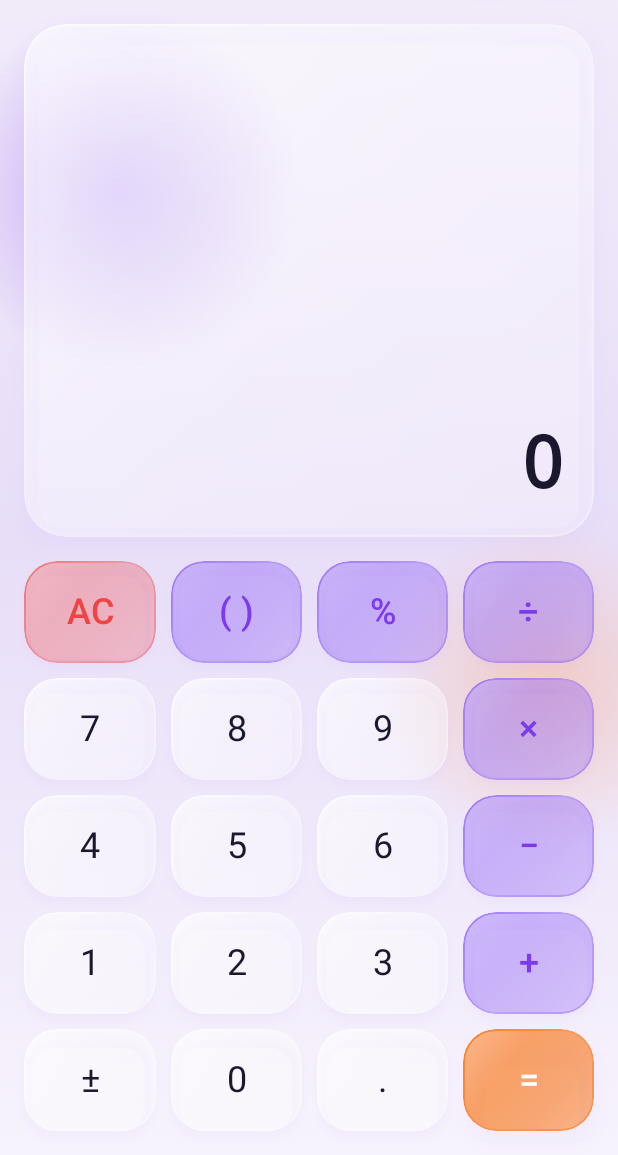
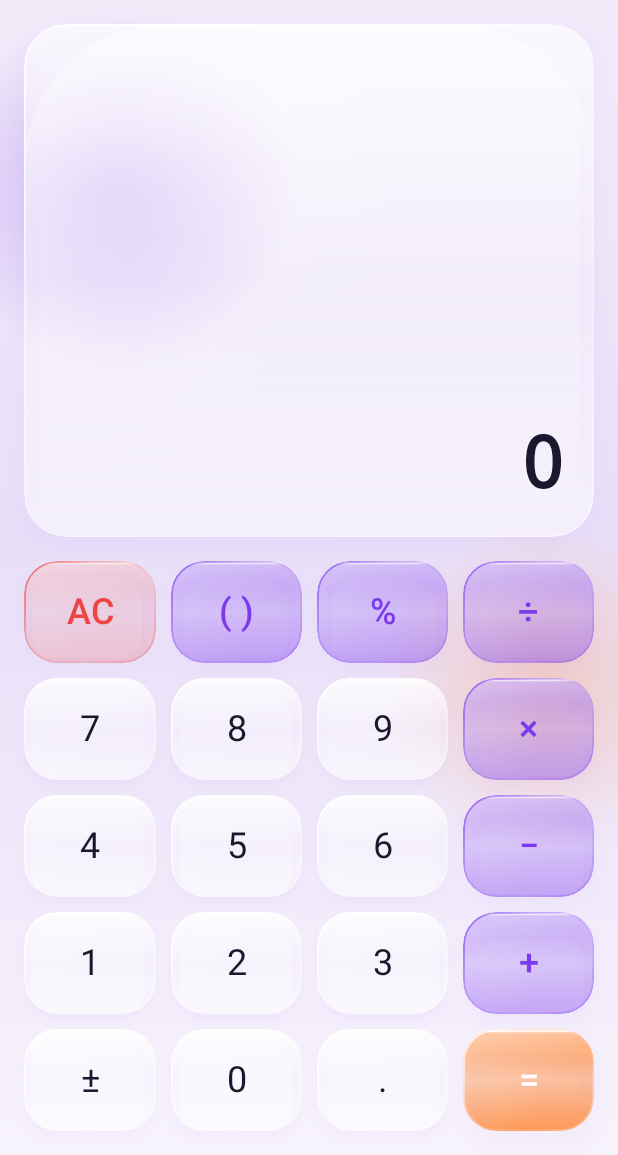
Before and after one commit to ibadriansyah/Kalkulator, an Android app built with Jetpack Compose: the screen it shows after launch (MainActivity), on a phone screen of 412 x 824 dp, the part 81-1236 px from its top. Run offline under Robolectric (Android 15) with nearby library versions, the phone set to English and light mode, and no system bars; our stand-ins replace Dagger/Hilt's generated code.

Commit message:
fix(ui): resolve theme switching bug, set pure black dark mode background, and apply authentic multi-layer liquid glass styling to keys

```diff
--- a/app/src/main/java/com/dabskutz/kalkulator/ui/calculator/CalculatorScreen.kt
+++ b/app/src/main/java/com/dabskutz/kalkulator/ui/calculator/CalculatorScreen.kt
@@ -44,6 +44,7 @@ import com.dabskutz.kalkulator.ui.components.ButtonStyle
 import com.dabskutz.kalkulator.ui.components.CalculatorButton
 import com.dabskutz.kalkulator.ui.components.GlassBox
 import com.dabskutz.kalkulator.ui.theme.LiquidGlassColor
+import com.dabskutz.kalkulator.ui.theme.LocalDarkTheme
 
 @Composable
 fun CalculatorScreen(
@@ -52,14 +53,14 @@ fun CalculatorScreen(
     viewModel: CalculatorViewModel
 ) {
     val state by viewModel.state.collectAsState()
-    val isDark = isSystemInDarkTheme()
+    val isDark = LocalDarkTheme.current
 
     val bgBrush = if (isDark) {
         Brush.verticalGradient(
             colors = listOf(
-                Color(0xFF0F0B1E),
-                Color(0xFF160E2E),
-                Color(0xFF0B0716)
+                Color(0xFF000000),
+                Color(0xFF040406),
+                Color(0xFF000000)
             )
         )
     } else {
@@ -85,7 +86,7 @@ fun CalculatorScreen(
                 .background(
                     brush = Brush.radialGradient(
                         colors = listOf(
-                            (if (isDark) LiquidGlassColor.DarkAccent else LiquidGlassColor.LightAccent).copy(alpha = 0.35f),
+                            (if (isDark) LiquidGlassColor.DarkAccent else LiquidGlassColor.LightAccent).copy(alpha = if (isDark) 0.18f else 0.35f),
                             Color.Transparent
                         )
                     ),
@@ -101,7 +102,7 @@ fun CalculatorScreen(
                 .background(
                     brush = Brush.radialGradient(
                         colors = listOf(
-                            (if (isDark) LiquidGlassColor.DarkOrange else LiquidGlassColor.LightOrange).copy(alpha = 0.28f),
+                            (if (isDark) LiquidGlassColor.DarkOrange else LiquidGlassColor.LightOrange).copy(alpha = if (isDark) 0.15f else 0.28f),
                             Color.Transparent
                         )
                     ),
--- a/app/src/main/java/com/dabskutz/kalkulator/ui/components/CalculatorButton.kt
+++ b/app/src/main/java/com/dabskutz/kalkulator/ui/components/CalculatorButton.kt
@@ -2,20 +2,17 @@ package com.dabskutz.kalkulator.ui.components
 
 import androidx.compose.foundation.clickable
 import androidx.compose.foundation.interaction.MutableInteractionSource
-import androidx.compose.foundation.isSystemInDarkTheme
 import androidx.compose.foundation.layout.Box
 import androidx.compose.foundation.layout.BoxScope
 import androidx.compose.foundation.layout.fillMaxSize
 import androidx.compose.foundation.layout.padding
 import androidx.compose.foundation.shape.RoundedCornerShape
 import androidx.compose.material.ripple.rememberRipple
-import androidx.compose.material3.MaterialTheme
 import androidx.compose.material3.Text
 import androidx.compose.runtime.Composable
 import androidx.compose.runtime.remember
 import androidx.compose.ui.Alignment
 import androidx.compose.ui.Modifier
-import androidx.compose.ui.draw.clip
 import androidx.compose.ui.graphics.Color
 import androidx.compose.ui.graphics.Shape
 import androidx.compose.ui.hapticfeedback.HapticFeedbackType
@@ -27,6 +24,7 @@ import androidx.compose.ui.unit.TextUnit
 import androidx.compose.ui.unit.dp
 import androidx.compose.ui.unit.sp
 import com.dabskutz.kalkulator.ui.theme.LiquidGlassColor
+import com.dabskutz.kalkulator.ui.theme.LocalDarkTheme
 
 enum class ButtonStyle {
     NUMBER,
@@ -36,7 +34,8 @@ enum class ButtonStyle {
 }
 
 /**
- * A calculator button adhering to the Liquid Glass visual language.
+ * A calculator button adhering strictly to the Liquid Glass visual language.
+ * Featuring frosted translucent glass tiles, specular highlights, and refraction borders.
  */
 @Composable
 fun CalculatorButton(
@@ -47,44 +46,54 @@ fun CalculatorButton(
     shape: Shape = RoundedCornerShape(22.dp),
     onClick: () -> Unit
 ) {
-    val isDark = isSystemInDarkTheme()
+    val isDark = LocalDarkTheme.current
     val haptic = LocalHapticFeedback.current
 
-    val (glassBg, glassBorder, textColor) = when (style) {
+    val (glassBg, glassBorder, textColor, highlightIntensity, elevation) = when (style) {
         ButtonStyle.NUMBER -> {
             if (isDark) {
-                Triple(
-                    Color(0x2EFFFFFFL),
-                    Color(0x3DFFFFFFL),
-                    LiquidGlassColor.DarkTextPrimary
+                ButtonGlassConfig(
+                    bg = Color(0x33FFFFFFL), // 20% white translucent crystal glass
+                    border = Color.White.copy(alpha = 0.65f), // Bright specular refraction rim
+                    text = LiquidGlassColor.DarkTextPrimary,
+                    highlight = 0.40f,
+                    elevation = 6.dp
                 )
             } else {
-                Triple(
-                    Color(0x73FFFFFFL),
-                    Color(0x8CFFFFFFL),
-                    LiquidGlassColor.LightTextPrimary
+                ButtonGlassConfig(
+                    bg = Color(0x8AFFFFFFL), // 54% frosted pearl glass
+                    border = Color.White.copy(alpha = 0.90f),
+                    text = LiquidGlassColor.LightTextPrimary,
+                    highlight = 0.45f,
+                    elevation = 4.dp
                 )
             }
         }
         ButtonStyle.OPERATOR -> {
-            Triple(
-                LiquidGlassColor.ActionOperator.copy(alpha = if (isDark) 0.35f else 0.40f),
-                LiquidGlassColor.ActionOperator.copy(alpha = 0.70f),
-                if (isDark) LiquidGlassColor.DarkOrangeLight else LiquidGlassColor.DarkAccent
+            ButtonGlassConfig(
+                bg = if (isDark) LiquidGlassColor.DarkAccent.copy(alpha = 0.42f) else LiquidGlassColor.LightAccent.copy(alpha = 0.35f),
+                border = if (isDark) LiquidGlassColor.DarkAccentLight.copy(alpha = 0.75f) else LiquidGlassColor.LightAccent.copy(alpha = 0.70f),
+                text = if (isDark) LiquidGlassColor.DarkOrangeLight else LiquidGlassColor.DarkAccent,
+                highlight = 0.38f,
+                elevation = 6.dp
             )
         }
         ButtonStyle.EQUALS -> {
-            Triple(
-                LiquidGlassColor.ActionEquals.copy(alpha = if (isDark) 0.55f else 0.65f),
-                LiquidGlassColor.ActionEquals.copy(alpha = 0.85f),
-                Color.White
+            ButtonGlassConfig(
+                bg = if (isDark) LiquidGlassColor.DarkOrange.copy(alpha = 0.70f) else LiquidGlassColor.LightOrange.copy(alpha = 0.75f),
+                border = Color.White.copy(alpha = 0.85f),
+                text = Color.White,
+                highlight = 0.50f,
+                elevation = 8.dp
             )
         }
         ButtonStyle.ACTION -> {
-            Triple(
-                LiquidGlassColor.ActionClear.copy(alpha = if (isDark) 0.28f else 0.32f),
-                LiquidGlassColor.ActionClear.copy(alpha = 0.60f),
-                if (isDark) Color(0xFFFCA5A5L) else LiquidGlassColor.ActionClear
+            ButtonGlassConfig(
+                bg = if (isDark) Color(0x40EF4444L) else Color(0x30EF4444L),
+                border = LiquidGlassColor.ActionClear.copy(alpha = 0.75f),
+                text = if (isDark) Color(0xFFFF9494L) else LiquidGlassColor.ActionClear,
+                highlight = 0.35f,
+                elevation = 5.dp
             )
         }
     }
@@ -95,8 +104,8 @@ fun CalculatorButton(
                 shape = shape,
                 backgroundColor = glassBg,
                 borderColor = glassBorder,
-                elevation = if (style == ButtonStyle.EQUALS) 8.dp else 4.dp,
-                highlightIntensity = if (style == ButtonStyle.EQUALS) 0.4f else 0.25f,
+                elevation = elevation,
+                highlightIntensity = highlightIntensity,
                 isDark = isDark
             )
             .clickable(
@@ -119,6 +128,14 @@ fun CalculatorButton(
     }
 }
 
+private data class ButtonGlassConfig(
+    val bg: Color,
+    val border: Color,
+    val text: Color,
+    val highlight: Float,
+    val elevation: Dp
+)
+
 /**
  * Reusable Liquid Glass card container.
  */
@@ -131,7 +148,7 @@ fun LiquidGlassCard(
     elevation: Dp = 6.dp,
     content: @Composable BoxScope.() -> Unit
 ) {
-    val isDark = isSystemInDarkTheme()
+    val isDark = LocalDarkTheme.current
     Box(
         modifier = modifier
             .liquidGlass(
--- a/app/src/main/java/com/dabskutz/kalkulator/ui/components/GlassEffect.kt
+++ b/app/src/main/java/com/dabskutz/kalkulator/ui/components/GlassEffect.kt
@@ -2,7 +2,6 @@ package com.dabskutz.kalkulator.ui.components
 
 import androidx.compose.foundation.background
 import androidx.compose.foundation.border
-import androidx.compose.foundation.isSystemInDarkTheme
 import androidx.compose.foundation.layout.Box
 import androidx.compose.foundation.layout.BoxScope
 import androidx.compose.foundation.shape.RoundedCornerShape
@@ -11,91 +10,118 @@ import androidx.compose.ui.Modifier
 import androidx.compose.ui.draw.clip
 import androidx.compose.ui.draw.drawBehind
 import androidx.compose.ui.draw.shadow
+import androidx.compose.ui.geometry.CornerRadius
 import androidx.compose.ui.geometry.Offset
 import androidx.compose.ui.graphics.Brush
 import androidx.compose.ui.graphics.Color
 import androidx.compose.ui.graphics.Shape
 import androidx.compose.ui.unit.Dp
 import androidx.compose.ui.unit.dp
-import com.dabskutz.kalkulator.ui.theme.LiquidGlassColor
+import com.dabskutz.kalkulator.ui.theme.LocalDarkTheme
 
 /**
- * Creates a premium Liquid Glass effect modifier.
+ * Creates an authentic Liquid Glass effect modifier.
  *
- * Layers:
- * 1. Soft ambient shadow for depth
- * 2. Translucent frosted glass gradient
- * 3. Specular glossy highlight along top-left edge
- * 4. Crisp subtle border representing glass refraction
+ * Visual Layers:
+ * 1. Physical drop shadow for spatial elevation
+ * 2. Translucent frosted glass body gradient
+ * 3. Upper-half convex specular gloss reflection
+ * 4. Crisp top-lip bevel highlight (physical glass edge)
+ * 5. Diagonal light refraction sheen
+ * 6. Multi-stop refraction border (light source at top-left)
  */
 fun Modifier.liquidGlass(
-    shape: Shape = RoundedCornerShape(24.dp),
+    shape: Shape = RoundedCornerShape(22.dp),
     backgroundColor: Color = Color.Unspecified,
     borderColor: Color = Color.Unspecified,
     elevation: Dp = 6.dp,
-    highlightIntensity: Float = 0.25f,
+    highlightIntensity: Float = 0.38f,
     isDark: Boolean = true
 ): Modifier {
     val baseGlassColor = if (backgroundColor != Color.Unspecified) {
         backgroundColor
     } else if (isDark) {
-        Color(0x2AFFFFFFL) // 16% white overlay
+        Color(0x28FFFFFFL) // Translucent crystal glass over black
     } else {
-        Color(0x66FFFFFFL) // 40% white overlay
+        Color(0x85FFFFFFL) // Frosted pearl glass
     }
 
-    val glassBorderColor = if (borderColor != Color.Unspecified) {
+    val rimHighlightColor = if (borderColor != Color.Unspecified) {
         borderColor
     } else if (isDark) {
-        Color(0x3DFFFFFFL) // 24% white highlight
+        Color.White.copy(alpha = 0.65f)
     } else {
-        Color(0x80FFFFFFL) // 50% white highlight
+        Color.White.copy(alpha = 0.90f)
     }
+
+    val borderBrush = Brush.linearGradient(
+        colors = listOf(
+            rimHighlightColor,
+            rimHighlightColor.copy(alpha = (rimHighlightColor.alpha * 0.35f).coerceIn(0f, 1f)),
+            rimHighlightColor.copy(alpha = (rimHighlightColor.alpha * 0.08f).coerceIn(0f, 1f)),
+            rimHighlightColor.copy(alpha = (rimHighlightColor.alpha * 0.45f).coerceIn(0f, 1f))
+        ),
+        start = Offset(0f, 0f),
+        end = Offset(Float.POSITIVE_INFINITY, Float.POSITIVE_INFINITY)
+    )
 
     return this
         .shadow(
             elevation = elevation,
             shape = shape,
-            spotColor = if (isDark) Color.Black.copy(alpha = 0.35f) else Color(0x337C3AEDL),
-            ambientColor = if (isDark) Color.Black.copy(alpha = 0.15f) else Color(0x1A7C3AEDL)
+            spotColor = if (isDark) Color.Black.copy(alpha = 0.85f) else Color(0x337C3AEDL),
+            ambientColor = if (isDark) Color.Black.copy(alpha = 0.55f) else Color(0x1A7C3AEDL)
         )
         .clip(shape)
         .background(
-            brush = Brush.linearGradient(
+            brush = Brush.verticalGradient(
                 colors = listOf(
-                    baseGlassColor.copy(alpha = (baseGlassColor.alpha * 1.25f).coerceAtMost(1f)),
-                    baseGlassColor.copy(alpha = (baseGlassColor.alpha * 0.75f))
-                ),
-                start = Offset(0f, 0f),
-                end = Offset(Float.POSITIVE_INFINITY, Float.POSITIVE_INFINITY)
+                    baseGlassColor.copy(alpha = (baseGlassColor.alpha * 1.35f).coerceAtMost(1f)),
+                    baseGlassColor.copy(alpha = (baseGlassColor.alpha * 0.65f)),
+                    baseGlassColor.copy(alpha = (baseGlassColor.alpha * 1.15f).coerceAtMost(1f))
+                )
             ),
             shape = shape
         )
         .drawBehind {
-            // Specular reflection / glossy highlight from top-left
-            drawRect(
+            // 1. Upper-half convex specular gloss reflection
+            drawRoundRect(
+                brush = Brush.verticalGradient(
+                    colors = listOf(
+                        Color.White.copy(alpha = highlightIntensity),
+                        Color.White.copy(alpha = highlightIntensity * 0.20f),
+                        Color.Transparent
+                    ),
+                    startY = 0f,
+                    endY = size.height * 0.55f
+                ),
+                cornerRadius = CornerRadius(size.width * 0.25f, size.width * 0.25f)
+            )
+
+            // 2. Diagonal sheen across upper quadrant
+            drawRoundRect(
                 brush = Brush.linearGradient(
                     colors = listOf(
-                        Color.White.copy(alpha = highlightIntensity),
-                        Color.White.copy(alpha = highlightIntensity * 0.2f),
+                        Color.White.copy(alpha = highlightIntensity * 0.45f),
                         Color.Transparent
                     ),
                     start = Offset(0f, 0f),
-                    end = Offset(size.width * 0.7f, size.height * 0.7f)
-                )
+                    end = Offset(size.width * 0.65f, size.height * 0.65f)
+                ),
+                cornerRadius = CornerRadius(size.width * 0.25f, size.width * 0.25f)
+            )
+
+            // 3. Beveled top specular lip (creates realistic thickness of polished glass)
+            drawLine(
+                color = Color.White.copy(alpha = (highlightIntensity * 1.6f).coerceAtMost(0.95f)),
+                start = Offset(size.width * 0.15f, 2f),
+                end = Offset(size.width * 0.85f, 2f),
+                strokeWidth = 2.5f
             )
         }
         .border(
-            width = 1.dp,
-            brush = Brush.linearGradient(
-                colors = listOf(
-                    glassBorderColor,
-                    glassBorderColor.copy(alpha = glassBorderColor.alpha * 0.3f),
-                    glassBorderColor.copy(alpha = glassBorderColor.alpha * 0.6f)
-                ),
-                start = Offset(0f, 0f),
-                end = Offset(Float.POSITIVE_INFINITY, Float.POSITIVE_INFINITY)
-            ),
+            width = 1.3.dp,
+            brush = borderBrush,
             shape = shape
         )
 }
@@ -106,14 +132,14 @@ fun Modifier.liquidGlass(
 @Composable
 fun GlassBox(
     modifier: Modifier = Modifier,
-    shape: Shape = RoundedCornerShape(24.dp),
+    shape: Shape = RoundedCornerShape(22.dp),
     backgroundColor: Color = Color.Unspecified,
     borderColor: Color = Color.Unspecified,
     elevation: Dp = 6.dp,
-    highlightIntensity: Float = 0.25f,
+    highlightIntensity: Float = 0.38f,
     content: @Composable BoxScope.() -> Unit
 ) {
-    val isDark = isSystemInDarkTheme()
+    val isDark = LocalDarkTheme.current
     Box(
         modifier = modifier.liquidGlass(
             shape = shape,
--- a/app/src/main/java/com/dabskutz/kalkulator/ui/history/HistoryScreen.kt
+++ b/app/src/main/java/com/dabskutz/kalkulator/ui/history/HistoryScreen.kt
@@ -41,6 +41,7 @@ import com.dabskutz.kalkulator.data.history.HistoryEntry
 import com.dabskutz.kalkulator.ui.components.GlassBox
 import com.dabskutz.kalkulator.ui.components.LiquidGlassCard
 import com.dabskutz.kalkulator.ui.theme.LiquidGlassColor
+import com.dabskutz.kalkulator.ui.theme.LocalDarkTheme
 
 @Composable
 fun HistoryScreen(
@@ -50,14 +51,14 @@ fun HistoryScreen(
     onClearAll: () -> Unit,
     historyEntries: List<HistoryEntry>
 ) {
-    val isDark = isSystemInDarkTheme()
+    val isDark = LocalDarkTheme.current
 
     val bgBrush = if (isDark) {
         Brush.verticalGradient(
             colors = listOf(
-                Color(0xFF0F0B1E),
-                Color(0xFF160E2E),
-                Color(0xFF0B0716)
+                Color(0xFF000000),
+                Color(0xFF040406),
+                Color(0xFF000000)
             )
         )
     } else {
--- a/app/src/main/java/com/dabskutz/kalkulator/ui/settings/SettingsScreen.kt
+++ b/app/src/main/java/com/dabskutz/kalkulator/ui/settings/SettingsScreen.kt
@@ -39,6 +39,7 @@ import com.dabskutz.kalkulator.data.preferences.ThemeMode
 import com.dabskutz.kalkulator.ui.components.GlassBox
 import com.dabskutz.kalkulator.ui.components.LiquidGlassCard
 import com.dabskutz.kalkulator.ui.theme.LiquidGlassColor
+import com.dabskutz.kalkulator.ui.theme.LocalDarkTheme
 
 @Composable
 fun SettingsScreen(
@@ -47,14 +48,14 @@ fun SettingsScreen(
     onThemeChanged: (ThemeMode) -> Unit,
     onClearHistory: () -> Unit
 ) {
-    val isDark = isSystemInDarkTheme()
+    val isDark = LocalDarkTheme.current
 
     val bgBrush = if (isDark) {
         Brush.verticalGradient(
             colors = listOf(
-                Color(0xFF0F0B1E),
-                Color(0xFF160E2E),
-                Color(0xFF0B0716)
+                Color(0xFF000000),
+                Color(0xFF040406),
+                Color(0xFF000000)
             )
         )
     } else {
@@ -156,7 +157,7 @@ fun SettingsScreen(
                     )
                     ThemeOptionRow(
                         title = "Dark Mode",
-                        subtitle = "Deep purple cosmic glass aesthetics",
+                        subtitle = "Pure black liquid glass aesthetics",
                         isSelected = themeMode == ThemeMode.Dark,
                         onSelect = { onThemeChanged(ThemeMode.Dark) },
                         isDark = isDark
--- a/app/src/main/java/com/dabskutz/kalkulator/ui/theme/Color.kt
+++ b/app/src/main/java/com/dabskutz/kalkulator/ui/theme/Color.kt
@@ -9,18 +9,18 @@ import androidx.compose.ui.graphics.Color
 object LiquidGlassColor {
 
     // ---- Dark mode ----
-    val DarkBackground = Color(0xFF100D1CL)
-    val DarkSurface = Color(0xFF1C1630L)
-    val DarkSurfaceLight = Color(0xFF2A1F4AL)
-    val DarkGlass = Color(0x33FFFFFFL) // 20% white overlay
-    val DarkGlassBorder = Color(0x4DFFFFFFL) // 30% white highlight
+    val DarkBackground = Color(0xFF000000L) // Pure black
+    val DarkSurface = Color(0xFF0D0D12L)
+    val DarkSurfaceLight = Color(0xFF161620L)
+    val DarkGlass = Color(0x2EFFFFFFL) // 18% white overlay
+    val DarkGlassBorder = Color(0x59FFFFFFL) // 35% white highlight
     val DarkAccent = Color(0xFF7C3AEDL)
     val DarkAccentLight = Color(0xFFA855F7L)
     val DarkOrange = Color(0xFFFF8A3DL)
     val DarkOrangeLight = Color(0xFFFFB36BL)
-    val DarkTextPrimary = Color(0xFFF8F7FFL)
-    val DarkTextSecondary = Color(0xFFC9C2E0L)
-    val DarkDivider = Color(0xFF3A2E5AL)
+    val DarkTextPrimary = Color(0xFFFFFFFFL)
+    val DarkTextSecondary = Color(0xFFA19DB5L)
+    val DarkDivider = Color(0xFF22222CL)
 
     // ---- Light mode ----
     val LightBackground = Color(0xFFF5F2FFL)
--- a/app/src/main/java/com/dabskutz/kalkulator/ui/theme/Theme.kt
+++ b/app/src/main/java/com/dabskutz/kalkulator/ui/theme/Theme.kt
@@ -6,11 +6,15 @@ import androidx.compose.material3.MaterialTheme
 import androidx.compose.material3.darkColorScheme
 import androidx.compose.material3.lightColorScheme
 import androidx.compose.runtime.Composable
+import androidx.compose.runtime.CompositionLocalProvider
 import androidx.compose.runtime.SideEffect
+import androidx.compose.runtime.staticCompositionLocalOf
 import androidx.compose.ui.graphics.Color
 import androidx.compose.ui.graphics.toArgb
 import androidx.compose.ui.platform.LocalView
 import androidx.core.view.WindowCompat
+
+val LocalDarkTheme = staticCompositionLocalOf { false }
 
 private val DarkColorScheme = darkColorScheme(
     primary = LiquidGlassColor.DarkAccent,
@@ -76,9 +80,11 @@ fun LiquidGlassTheme(
         }
     }
 
-    MaterialTheme(
-        colorScheme = colorScheme,
-        typography = LiquidGlassTypography.base,
-        content = content
-    )
+    CompositionLocalProvider(LocalDarkTheme provides darkTheme) {
+        MaterialTheme(
+            colorScheme = colorScheme,
+            typography = LiquidGlassTypography.base,
+            content = content
+        )
+    }
 }
```
